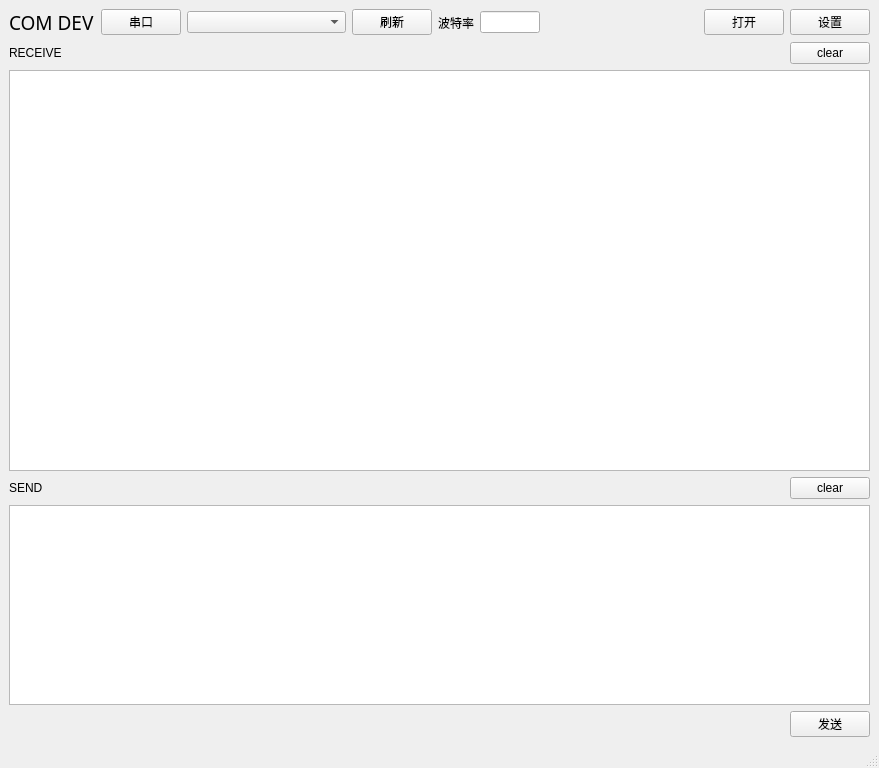
The window that ui/MainWindow.ui (wangjing1215/COM-DEV) describes before a commit, drawn with Qt 5.
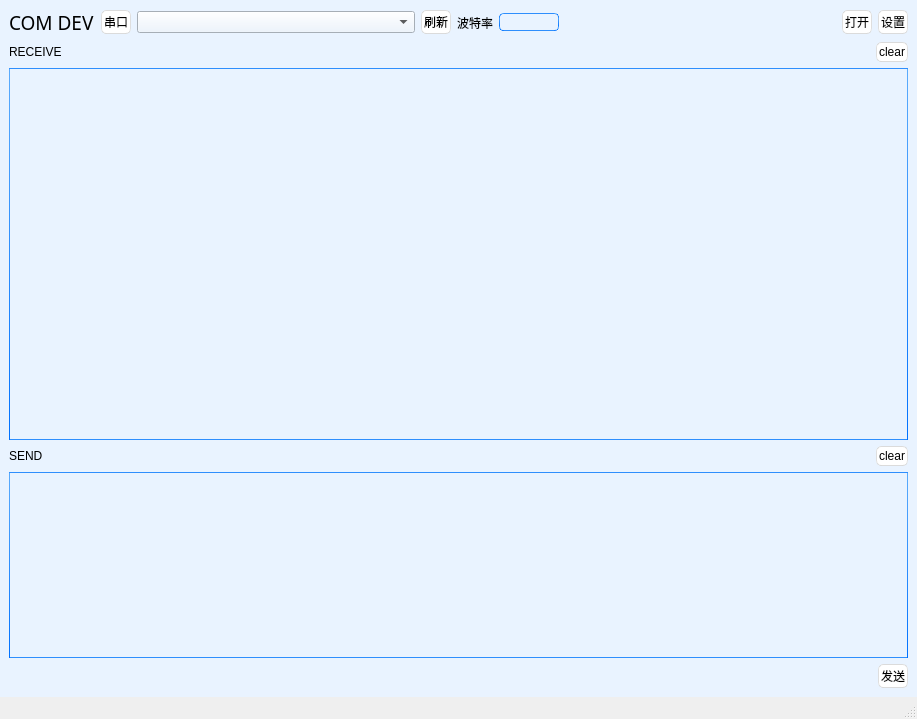
The same window after the commit. Icons and pictures are not drawn.

The edit to the form file:
```diff
--- a/ui/MainWindow.ui
+++ b/ui/MainWindow.ui
@@ -6,8 +6,8 @@
    <rect>
     <x>0</x>
     <y>0</y>
-    <width>879</width>
-    <height>768</height>
+    <width>917</width>
+    <height>719</height>
    </rect>
   </property>
   <property name="windowTitle">
@@ -20,6 +20,563 @@
    </size>
   </property>
   <widget class="QWidget" name="centralwidget">
+   <property name="styleSheet">
+    <string notr="true">QWidget {
+	background-color:#e9f3ff;
+}
+QDialog {
+	background-color:#ddedff;
+}
+QTextEdit {
+	border-width: 1px;
+	border-style: solid;
+	border-color: qlineargradient(spread:pad, x1:0.5, y1:1, x2:0.5, y2:0, stop:0 rgba(0, 113, 255, 255), stop:1 rgba(91, 171, 252, 255));
+}
+QPlainTextEdit {
+	border-width: 1px;
+	border-style: solid;
+	border-color: qlineargradient(spread:pad, x1:0.5, y1:1, x2:0.5, y2:0, stop:0 rgba(0, 113, 255, 255), stop:1 rgba(91, 171, 252, 255));
+}
+QToolButton {
+	border-style: solid;
+	border-top-color: qlineargradient(spread:pad, x1:0.5, y1:1, x2:0.5, y2:0, stop:0 rgb(215, 215, 215), stop:1 rgb(222, 222, 222));
+	border-right-color: qlineargradient(spread:pad, x1:0, y1:0.5, x2:1, y2:0.5, stop:0 rgb(217, 217, 217), stop:1 rgb(227, 227, 227));
+	border-left-color: qlineargradient(spread:pad, x1:0, y1:0.5, x2:1, y2:0.5, stop:0 rgb(227, 227, 227), stop:1 rgb(217, 217, 217));
+	border-bottom-color: qlineargradient(spread:pad, x1:0.5, y1:1, x2:0.5, y2:0, stop:0 rgb(215, 215, 215), stop:1 rgb(222, 222, 222));
+	border-width: 1px;
+	border-radius: 5px;
+	color: rgb(0,0,0);
+	padding: 2px;
+	background-color: rgb(255,255,255);
+}
+QToolButton:hover{
+	border-style: solid;
+	border-top-color: qlineargradient(spread:pad, x1:0.5, y1:1, x2:0.5, y2:0, stop:0 rgb(195, 195, 195), stop:1 rgb(222, 222, 222));
+	border-right-color: qlineargradient(spread:pad, x1:0, y1:0.5, x2:1, y2:0.5, stop:0 rgb(197, 197, 197), stop:1 rgb(227, 227, 227));
+	border-left-color: qlineargradient(spread:pad, x1:0, y1:0.5, x2:1, y2:0.5, stop:0 rgb(227, 227, 227), stop:1 rgb(197, 197, 197));
+	border-bottom-color: qlineargradient(spread:pad, x1:0.5, y1:1, x2:0.5, y2:0, stop:0 rgb(195, 195, 195), stop:1 rgb(222, 222, 222));
+	border-width: 1px;
+	border-radius: 5px;
+	color: rgb(0,0,0);
+	padding: 2px;
+	background-color: rgb(255,255,255);
+}
+QToolButton:pressed{
+	border-style: solid;
+	border-top-color: qlineargradient(spread:pad, x1:0.5, y1:1, x2:0.5, y2:0, stop:0 rgb(215, 215, 215), stop:1 rgb(222, 222, 222));
+	border-right-color: qlineargradient(spread:pad, x1:0, y1:0.5, x2:1, y2:0.5, stop:0 rgb(217, 217, 217), stop:1 rgb(227, 227, 227));
+	border-left-color: qlineargradient(spread:pad, x1:0, y1:0.5, x2:1, y2:0.5, stop:0 rgb(227, 227, 227), stop:1 rgb(217, 217, 217));
+	border-bottom-color: qlineargradient(spread:pad, x1:0.5, y1:1, x2:0.5, y2:0, stop:0 rgb(215, 215, 215), stop:1 rgb(222, 222, 222));
+	border-width: 1px;
+	border-radius: 5px;
+	color: rgb(0,0,0);
+	padding: 2px;
+	background-color: rgb(142,142,142);
+}
+QPushButton{
+	border-style: solid;
+	border-top-color: qlineargradient(spread:pad, x1:0.5, y1:1, x2:0.5, y2:0, stop:0 rgb(215, 215, 215), stop:1 rgb(222, 222, 222));
+	border-right-color: qlineargradient(spread:pad, x1:0, y1:0.5, x2:1, y2:0.5, stop:0 rgb(217, 217, 217), stop:1 rgb(227, 227, 227));
+	border-left-color: qlineargradient(spread:pad, x1:0, y1:0.5, x2:1, y2:0.5, stop:0 rgb(227, 227, 227), stop:1 rgb(217, 217, 217));
+	border-bottom-color: qlineargradient(spread:pad, x1:0.5, y1:1, x2:0.5, y2:0, stop:0 rgb(215, 215, 215), stop:1 rgb(222, 222, 222));
+	border-width: 1px;
+	border-radius: 5px;
+	color: rgb(0,0,0);
+	padding: 2px;
+	background-color: rgb(255,255,255);
+}
+QPushButton::default{
+	border-style: solid;
+	border-top-color: qlineargradient(spread:pad, x1:0.5, y1:1, x2:0.5, y2:0, stop:0 rgb(215, 215, 215), stop:1 rgb(222, 222, 222));
+	border-right-color: qlineargradient(spread:pad, x1:0, y1:0.5, x2:1, y2:0.5, stop:0 rgb(217, 217, 217), stop:1 rgb(227, 227, 227));
+	border-left-color: qlineargradient(spread:pad, x1:0, y1:0.5, x2:1, y2:0.5, stop:0 rgb(227, 227, 227), stop:1 rgb(217, 217, 217));
+	border-bottom-color: qlineargradient(spread:pad, x1:0.5, y1:1, x2:0.5, y2:0, stop:0 rgb(215, 215, 215), stop:1 rgb(222, 222, 222));
+	border-width: 1px;
+	border-radius: 5px;
+	color: rgb(0,0,0);
+	padding: 2px;
+	background-color: rgb(255,255,255);
+}
+QPushButton:hover{
+	border-style: solid;
+	border-top-color: qlineargradient(spread:pad, x1:0.5, y1:1, x2:0.5, y2:0, stop:0 rgb(195, 195, 195), stop:1 rgb(222, 222, 222));
+	border-right-color: qlineargradient(spread:pad, x1:0, y1:0.5, x2:1, y2:0.5, stop:0 rgb(197, 197, 197), stop:1 rgb(227, 227, 227));
+	border-left-color: qlineargradient(spread:pad, x1:0, y1:0.5, x2:1, y2:0.5, stop:0 rgb(227, 227, 227), stop:1 rgb(197, 197, 197));
+	border-bottom-color: qlineargradient(spread:pad, x1:0.5, y1:1, x2:0.5, y2:0, stop:0 rgb(195, 195, 195), stop:1 rgb(222, 222, 222));
+	border-width: 1px;
+	border-radius: 5px;
+	color: rgb(0,0,0);
+	padding: 2px;
+	background-color: rgb(255,255,255);
+}
+QPushButton:pressed{
+	border-style: solid;
+	border-top-color: qlineargradient(spread:pad, x1:0.5, y1:1, x2:0.5, y2:0, stop:0 rgb(215, 215, 215), stop:1 rgb(222, 222, 222));
+	border-right-color: qlineargradient(spread:pad, x1:0, y1:0.5, x2:1, y2:0.5, stop:0 rgb(217, 217, 217), stop:1 rgb(227, 227, 227));
+	border-left-color: qlineargradient(spread:pad, x1:0, y1:0.5, x2:1, y2:0.5, stop:0 rgb(227, 227, 227), stop:1 rgb(217, 217, 217));
+	border-bottom-color: qlineargradient(spread:pad, x1:0.5, y1:1, x2:0.5, y2:0, stop:0 rgb(215, 215, 215), stop:1 rgb(222, 222, 222));
+	border-width: 1px;
+	border-radius: 5px;
+	color: rgb(0,0,0);
+	padding: 2px;
+	background-color: rgb(142,142,142);
+}
+QPushButton:disabled{
+	border-style: solid;
+	border-top-color: qlineargradient(spread:pad, x1:0.5, y1:1, x2:0.5, y2:0, stop:0 rgb(215, 215, 215), stop:1 rgb(222, 222, 222));
+	border-right-color: qlineargradient(spread:pad, x1:0, y1:0.5, x2:1, y2:0.5, stop:0 rgb(217, 217, 217), stop:1 rgb(227, 227, 227));
+	border-left-color: qlineargradient(spread:pad, x1:0, y1:0.5, x2:1, y2:0.5, stop:0 rgb(227, 227, 227), stop:1 rgb(217, 217, 217));
+	border-bottom-color: qlineargradient(spread:pad, x1:0.5, y1:1, x2:0.5, y2:0, stop:0 rgb(215, 215, 215), stop:1 rgb(222, 222, 222));
+	border-width: 1px;
+	border-radius: 5px;
+	color: #808086;
+	padding: 2px;
+	background-color: rgb(142,142,142);
+}
+QLineEdit {
+	border-width: 1px; border-radius: 4px;
+	border-style: solid;
+	border-color: qlineargradient(spread:pad, x1:0.5, y1:1, x2:0.5, y2:0, stop:0 rgba(0, 113, 255, 255), stop:1 rgba(91, 171, 252, 255));
+}
+QLabel {
+	color: #000000;
+}
+QLCDNumber {
+	color: rgb(0, 113, 255, 255);
+}
+QProgressBar {
+	text-align: center;
+	color: rgb(240, 240, 240);
+	border-width: 1px; 
+	border-radius: 10px;
+	border-color: rgb(230, 230, 230);
+	border-style: solid;
+	background-color:rgb(207,207,207);
+}
+QProgressBar::chunk {
+	background-color: qlineargradient(spread:pad, x1:0.5, y1:1, x2:0.5, y2:0, stop:0 rgba(49, 147, 250, 255), stop:1 rgba(34, 142, 255, 255));
+	border-radius: 10px;
+}
+QMenuBar {
+	background-color: qlineargradient(spread:pad, x1:0.5, y1:1, x2:0.5, y2:0, stop:0 rgba(207, 209, 207, 255), stop:1 rgba(230, 229, 230, 255));
+}
+QMenuBar::item {
+	color: #000000;
+  	spacing: 3px;
+  	padding: 1px 4px;
+	background-color: qlineargradient(spread:pad, x1:0.5, y1:1, x2:0.5, y2:0, stop:0 rgba(207, 209, 207, 255), stop:1 rgba(230, 229, 230, 255));
+}
+
+QMenuBar::item:selected {
+  	background-color: qlineargradient(spread:pad, x1:0.5, y1:1, x2:0.5, y2:0, stop:0 rgba(0, 113, 255, 255), stop:1 rgba(91, 171, 252, 255));
+	color: #FFFFFF;
+}
+QMenu::item:selected {
+	border-style: solid;
+	border-top-color: transparent;
+	border-right-color: transparent;
+	border-left-color: qlineargradient(spread:pad, x1:0.5, y1:1, x2:0.5, y2:0, stop:0 rgba(0, 113, 255, 255), stop:1 rgba(91, 171, 252, 255));
+	border-bottom-color: transparent;
+	border-left-width: 2px;
+	color: #000000;
+	padding-left:15px;
+	padding-top:4px;
+	padding-bottom:4px;
+	padding-right:7px;
+}
+QMenu::item {
+	border-style: solid;
+	border-top-color: transparent;
+	border-right-color: transparent;
+	border-left-color: transparent;
+	border-bottom-color: transparent;
+	border-bottom-width: 1px;
+	color: #000000;
+	padding-left:17px;
+	padding-top:4px;
+	padding-bottom:4px;
+	padding-right:7px;
+}
+QTabWidget {
+	color:rgb(0,0,0);
+	background-color:#000000;
+}
+QTabWidget::pane {
+		border-color: rgb(223,223,223);
+		background-color:rgb(226,226,226);
+		border-style: solid;
+		border-width: 2px;
+    	border-radius: 6px;
+}
+QTabBar::tab:first {
+	border-style: solid;
+	border-left-width:1px;
+	border-right-width:0px;
+	border-top-width:1px;
+	border-bottom-width:1px;
+	border-top-color: rgb(209,209,209);
+	border-left-color: qlineargradient(spread:pad, x1:0.5, y1:1, x2:0.5, y2:0, stop:0 rgba(209, 209, 209, 209), stop:1 rgba(229, 229, 229, 229));
+	border-bottom-color: rgb(229,229,229);
+	border-top-left-radius: 4px;
+	border-bottom-left-radius: 4px;
+	color: #000000;
+	padding: 3px;
+	margin-left:0px;
+	background-color: qlineargradient(spread:pad, x1:0.5, y1:1, x2:0.5, y2:0, stop:0 rgba(247, 247, 247, 255), stop:1 rgba(255, 255, 255, 255));
+}
+QTabBar::tab:last {
+	border-style: solid;
+	border-width:1px;
+	border-top-color: rgb(209,209,209);
+	border-left-color: qlineargradient(spread:pad, x1:0.5, y1:1, x2:0.5, y2:0, stop:0 rgba(209, 209, 209, 209), stop:1 rgba(229, 229, 229, 229));
+	border-right-color: qlineargradient(spread:pad, x1:0.5, y1:1, x2:0.5, y2:0, stop:0 rgba(209, 209, 209, 209), stop:1 rgba(229, 229, 229, 229));
+	border-bottom-color: rgb(229,229,229);
+	border-top-right-radius: 4px;
+	border-bottom-right-radius: 4px;
+	color: #000000;
+	padding: 3px;
+	margin-left:0px;
+	background-color: qlineargradient(spread:pad, x1:0.5, y1:1, x2:0.5, y2:0, stop:0 rgba(247, 247, 247, 255), stop:1 rgba(255, 255, 255, 255));
+}
+QTabBar::tab {
+	border-style: solid;
+	border-top-width:1px;
+	border-bottom-width:1px;
+	border-left-width:1px;
+	border-top-color: rgb(209,209,209);
+	border-left-color: qlineargradient(spread:pad, x1:0.5, y1:1, x2:0.5, y2:0, stop:0 rgba(209, 209, 209, 209), stop:1 rgba(229, 229, 229, 229));
+	border-bottom-color: rgb(229,229,229);
+	color: #000000;
+	padding: 3px;
+	margin-left:0px;
+	background-color: qlineargradient(spread:pad, x1:0.5, y1:1, x2:0.5, y2:0, stop:0 rgba(247, 247, 247, 255), stop:1 rgba(255, 255, 255, 255));
+}
+QTabBar::tab:selected, QTabBar::tab:last:selected, QTabBar::tab:hover {
+  	border-style: solid;
+  	border-left-width:1px;
+	border-right-color: transparent;
+	border-top-color: rgb(209,209,209);
+	border-left-color: qlineargradient(spread:pad, x1:0.5, y1:1, x2:0.5, y2:0, stop:0 rgba(209, 209, 209, 209), stop:1 rgba(229, 229, 229, 229));
+	border-bottom-color: rgb(229,229,229);
+	color: #FFFFFF;
+	padding: 3px;
+	margin-left:0px;
+	background-color: qlineargradient(spread:pad, x1:0.5, y1:1, x2:0.5, y2:0, stop:0 rgba(0, 113, 255, 255), stop:1 rgba(91, 171, 252, 255));
+}
+
+QTabBar::tab:selected, QTabBar::tab:first:selected, QTabBar::tab:hover {
+  	border-style: solid;
+  	border-left-width:1px;
+  	border-bottom-width:1px;
+  	border-top-width:1px;
+	border-right-color: transparent;
+	border-top-color: rgb(209,209,209);
+	border-left-color: qlineargradient(spread:pad, x1:0.5, y1:1, x2:0.5, y2:0, stop:0 rgba(209, 209, 209, 209), stop:1 rgba(229, 229, 229, 229));
+	border-bottom-color: rgb(229,229,229);
+	color: #FFFFFF;
+	padding: 3px;
+	margin-left:0px;
+	background-color: qlineargradient(spread:pad, x1:0.5, y1:1, x2:0.5, y2:0, stop:0 rgba(0, 113, 255, 255), stop:1 rgba(91, 171, 252, 255));
+}
+
+QCheckBox {
+	color: #000000;
+	padding: 2px;
+}
+QCheckBox:disabled {
+	color: #808086;
+	padding: 2px;
+}
+
+QCheckBox:hover {
+	border-radius:4px;
+	border-style:solid;
+	padding-left: 1px;
+	padding-right: 1px;
+	padding-bottom: 1px;
+	padding-top: 1px;
+	border-width:1px;
+	border-color: transparent;
+}
+QCheckBox::indicator:checked {
+
+	height: 10px;
+	width: 10px;
+	border-style:solid;
+	border-width: 1px;
+	border-color: qlineargradient(spread:pad, x1:0.5, y1:1, x2:0.5, y2:0, stop:0 rgba(0, 113, 255, 255), stop:1 rgba(91, 171, 252, 255));
+	color: #000000;
+	background-color: qlineargradient(spread:pad, x1:0.5, y1:1, x2:0.5, y2:0, stop:0 rgba(0, 113, 255, 255), stop:1 rgba(91, 171, 252, 255));
+}
+QCheckBox::indicator:unchecked {
+
+	height: 10px;
+	width: 10px;
+	border-style:solid;
+	border-width: 1px;
+	border-color: qlineargradient(spread:pad, x1:0.5, y1:1, x2:0.5, y2:0, stop:0 rgba(0, 113, 255, 255), stop:1 rgba(91, 171, 252, 255));
+	color: #000000;
+}
+QRadioButton {
+	color: 000000;
+	padding: 1px;
+}
+QRadioButton::indicator:checked {
+	height: 10px;
+	width: 10px;
+	border-style:solid;
+	border-radius:5px;
+	border-width: 1px;
+	border-color: qlineargradient(spread:pad, x1:0.5, y1:1, x2:0.5, y2:0, stop:0 rgba(0, 113, 255, 255), stop:1 rgba(91, 171, 252, 255));
+	color: #a9b7c6;
+	background-color: qlineargradient(spread:pad, x1:0.5, y1:1, x2:0.5, y2:0, stop:0 rgba(0, 113, 255, 255), stop:1 rgba(91, 171, 252, 255));
+}
+QRadioButton::indicator:!checked {
+	height: 10px;
+	width: 10px;
+	border-style:solid;
+	border-radius:5px;
+	border-width: 1px;
+	border-color: qlineargradient(spread:pad, x1:0.5, y1:1, x2:0.5, y2:0, stop:0 rgba(0, 113, 255, 255), stop:1 rgba(91, 171, 252, 255));
+	color: #a9b7c6;
+	background-color: transparent;
+}
+QStatusBar {
+	color:#027f7f;
+}
+QSpinBox {
+	border-style: solid;
+	border-width: 1px;
+	border-color: qlineargradient(spread:pad, x1:0.5, y1:1, x2:0.5, y2:0, stop:0 rgba(0, 113, 255, 255), stop:1 rgba(91, 171, 252, 255));
+}
+QDoubleSpinBox {
+	border-style: solid;
+	border-width: 1px;
+	border-color: qlineargradient(spread:pad, x1:0.5, y1:1, x2:0.5, y2:0, stop:0 rgba(0, 113, 255, 255), stop:1 rgba(91, 171, 252, 255));
+}
+QTimeEdit {
+	border-style: solid;
+	border-width: 1px;
+	border-color: qlineargradient(spread:pad, x1:0.5, y1:1, x2:0.5, y2:0, stop:0 rgba(0, 113, 255, 255), stop:1 rgba(91, 171, 252, 255));
+}
+QDateTimeEdit {
+	border-style: solid;
+	border-width: 1px;
+	border-color: qlineargradient(spread:pad, x1:0.5, y1:1, x2:0.5, y2:0, stop:0 rgba(0, 113, 255, 255), stop:1 rgba(91, 171, 252, 255));
+}
+QDateEdit {
+	border-style: solid;
+	border-width: 1px;
+	border-color: qlineargradient(spread:pad, x1:0.5, y1:1, x2:0.5, y2:0, stop:0 rgba(0, 113, 255, 255), stop:1 rgba(91, 171, 252, 255));
+}
+
+QToolBox {
+	color: #a9b7c6;
+	background-color:#000000;
+}
+QToolBox::tab {
+	color: #a9b7c6;
+	background-color:#000000;
+}
+QToolBox::tab:selected {
+	color: #FFFFFF;
+	background-color:#000000;
+}
+QScrollArea {
+	color: #FFFFFF;
+	background-color:#000000;
+}
+QSlider::groove:horizontal {
+	height: 5px;
+	background-color: qlineargradient(spread:pad, x1:0.5, y1:1, x2:0.5, y2:0, stop:0 rgba(49, 147, 250, 255), stop:1 rgba(34, 142, 255, 255));
+}
+QSlider::groove:vertical {
+	width: 5px;
+	background-color: qlineargradient(spread:pad, x1:0.5, y1:1, x2:0.5, y2:0, stop:0 rgba(49, 147, 250, 255), stop:1 rgba(34, 142, 255, 255));
+}
+QSlider::handle:horizontal {
+	background: rgb(253,253,253);
+	border-style: solid;
+	border-width: 1px;
+	border-color: rgb(207,207,207);
+	width: 12px;
+	margin: -5px 0;
+	border-radius: 7px;
+}
+QSlider::handle:vertical {
+	background: rgb(253,253,253);
+	border-style: solid;
+	border-width: 1px;
+	border-color: rgb(207,207,207);
+	height: 12px;
+	margin: 0 -5px;
+	border-radius: 7px;
+}
+QSlider::add-page:horizontal {
+    background: rgb(181,181,181);
+}
+QSlider::add-page:vertical {
+    background: rgb(181,181,181);
+}
+QSlider::sub-page:horizontal {
+    background-color: qlineargradient(spread:pad, x1:0.5, y1:1, x2:0.5, y2:0, stop:0 rgba(49, 147, 250, 255), stop:1 rgba(34, 142, 255, 255));
+}
+QSlider::sub-page:vertical {
+    background-color: qlineargradient(spread:pad, y1:0.5, x1:1, y2:0.5, x2:0, stop:0 rgba(49, 147, 250, 255), stop:1 rgba(34, 142, 255, 255));
+}
+QScrollBar:horizontal {
+	max-height: 20px;
+	border: 1px transparent grey;
+	margin: 0px 20px 0px 20px;
+}
+QScrollBar:vertical {
+	max-width: 20px;
+	border: 1px transparent grey;
+	margin: 20px 0px 20px 0px;
+}
+QScrollBar::handle:horizontal {
+	background: rgb(253,253,253);
+	border-style: solid;
+	border-width: 1px;
+	border-color: rgb(207,207,207);
+	border-radius: 7px;
+	min-width: 25px;
+}
+QScrollBar::handle:horizontal:hover {
+	background: rgb(253,253,253);
+	border-style: solid;
+	border-width: 1px;
+	border-color: rgb(147, 200, 200);
+	border-radius: 7px;
+	min-width: 25px;
+}
+QScrollBar::handle:vertical {
+	background: rgb(253,253,253);
+	border-style: solid;
+	border-width: 1px;
+	border-color: rgb(207,207,207);
+	border-radius: 7px;
+	min-height: 25px;
+}
+QScrollBar::handle:vertical:hover {
+	background: rgb(253,253,253);
+	border-style: solid;
+	border-width: 1px;
+	border-color: rgb(147, 200, 200);
+	border-radius: 7px;
+	min-height: 25px;
+}
+QScrollBar::add-line:horizontal {
+   border: 2px transparent grey;
+   border-top-right-radius: 7px;
+   border-bottom-right-radius: 7px;
+   background: rgba(34, 142, 255, 255);
+   width: 20px;
+   subcontrol-position: right;
+   subcontrol-origin: margin;
+}
+QScrollBar::add-line:horizontal:pressed {
+   border: 2px transparent grey;
+   border-top-right-radius: 7px;
+   border-bottom-right-radius: 7px;
+   background: rgb(181,181,181);
+   width: 20px;
+   subcontrol-position: right;
+   subcontrol-origin: margin;
+}
+QScrollBar::add-line:vertical {
+   border: 2px transparent grey;
+   border-bottom-left-radius: 7px;
+   border-bottom-right-radius: 7px;
+   background: rgba(34, 142, 255, 255);
+   height: 20px;
+   subcontrol-position: bottom;
+   subcontrol-origin: margin;
+}
+QScrollBar::add-line:vertical:pressed {
+   border: 2px transparent grey;
+   border-bottom-left-radius: 7px;
+   border-bottom-right-radius: 7px;
+   background: rgb(181,181,181);
+   height: 20px;
+   subcontrol-position: bottom;
+   subcontrol-origin: margin;
+}
+QScrollBar::sub-line:horizontal {
+   border: 2px transparent grey;
+   border-top-left-radius: 7px;
+   border-bottom-left-radius: 7px;
+   background: rgba(34, 142, 255, 255);
+   width: 20px;
+   subcontrol-position: left;
+   subcontrol-origin: margin;
+}
+QScrollBar::sub-line:horizontal:pressed {
+   border: 2px transparent grey;
+   border-top-left-radius: 7px;
+   border-bottom-left-radius: 7px;
+   background: rgb(181,181,181);
+   width: 20px;
+   subcontrol-position: left;
+   subcontrol-origin: margin;
+}
+QScrollBar::sub-line:vertical {
+   border: 2px transparent grey;
+   border-top-left-radius: 7px;
+   border-top-right-radius: 7px;
+   background: rgba(34, 142, 255, 255);
+   height: 20px;
+   subcontrol-position: top;
+   subcontrol-origin: margin;
+}
+QScrollBar::sub-line:vertical:pressed {
+   border: 2px transparent grey;
+   border-top-left-radius: 7px;
+   border-top-right-radius: 7px;
+   background: rgb(181,181,181);
+   height: 20px;
+   subcontrol-position: top;
+   subcontrol-origin: margin;
+}
+QScrollBar::left-arrow:horizontal {
+   border: 1px transparent grey;
+   border-top-left-radius: 3px;
+   border-bottom-left-radius: 3px;
+   width: 6px;
+   height: 6px;
+   background: white;
+}
+QScrollBar::right-arrow:horizontal {
+   border: 1px transparent grey;
+   border-top-right-radius: 3px;
+   border-bottom-right-radius: 3px;
+   width: 6px;
+   height: 6px;
+   background: white;
+}
+QScrollBar::up-arrow:vertical {
+   border: 1px transparent grey;
+   border-top-left-radius: 3px;
+   border-top-right-radius: 3px;
+   width: 6px;
+   height: 6px;
+   background: white;
+}
+QScrollBar::down-arrow:vertical {
+   border: 1px transparent grey;
+   border-bottom-left-radius: 3px;
+   border-bottom-right-radius: 3px;
+   width: 6px;
+   height: 6px;
+   background: white;
+}
+QScrollBar::add-page:horizontal, QScrollBar::sub-page:horizontal {
+   background: none;
+}
+QScrollBar::add-page:vertical, QScrollBar::sub-page:vertical {
+   background: none;
+}</string>
+   </property>
    <layout class="QVBoxLayout" name="verticalLayout" stretch="0,0,2,0,1,0">
     <item>
      <layout class="QHBoxLayout" name="horizontalLayout">
@@ -59,6 +616,9 @@
       </item>
       <item>
        <widget class="QPushButton" name="pushButton_5">
+        <property name="styleSheet">
+         <string notr="true"/>
+        </property>
         <property name="text">
          <string>刷新</string>
         </property>
```
Left out of the diff: 2 changed lines with no effect on the pictures.
